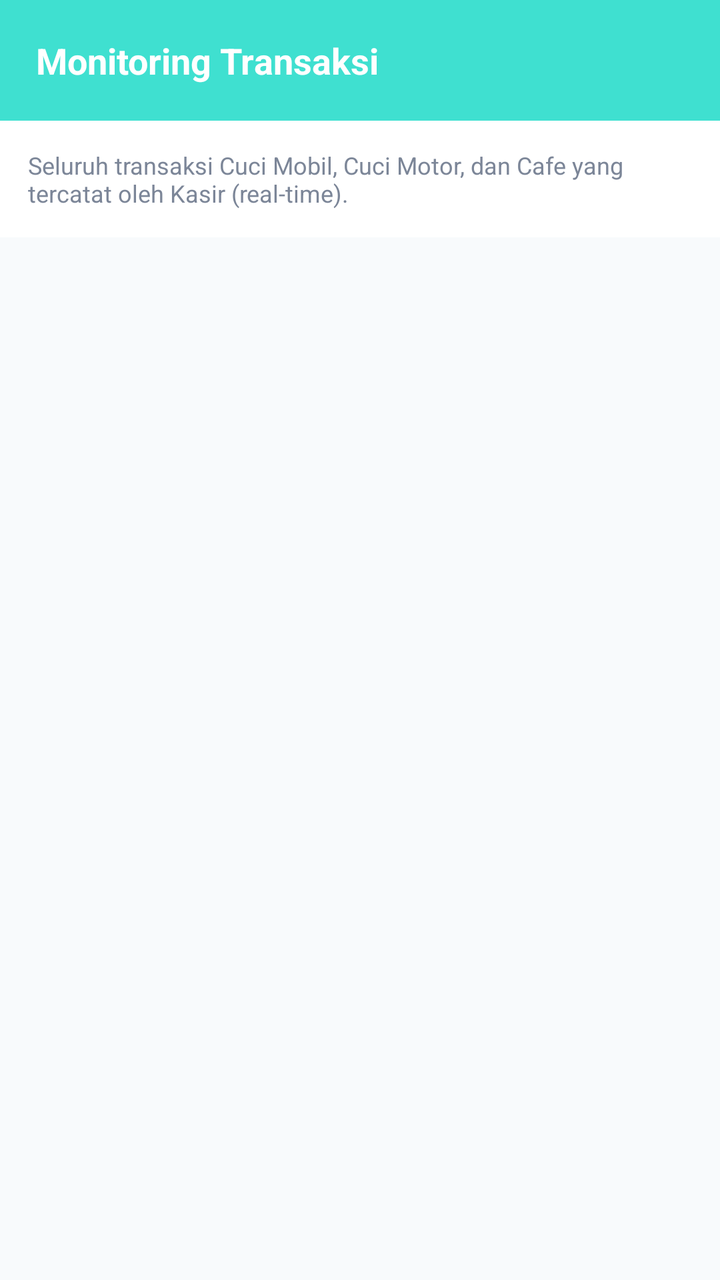
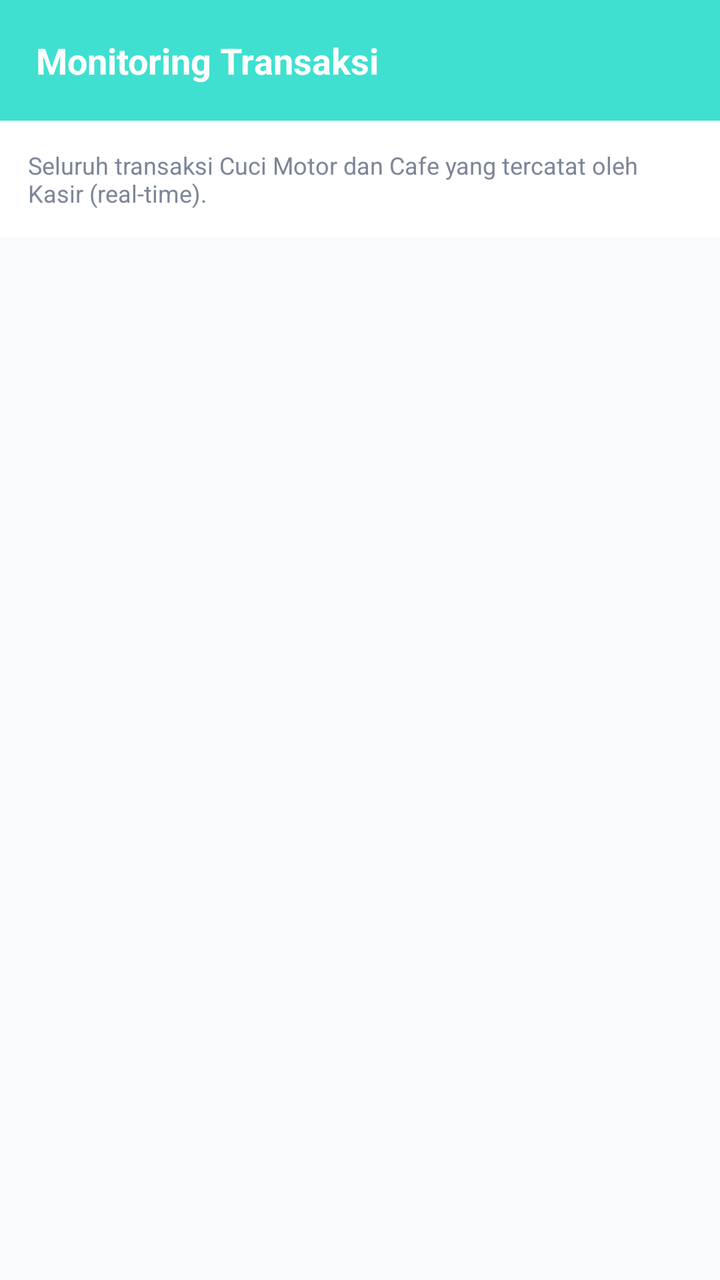

Compare the two renders of this Android layout. The source of the first and the diff that turns it into the second are given below.
<!-- AndroidManifest.xml: application theme Theme.Pitstop -->
<!-- res/layout/fragment_transaksi_admin.xml -->
<?xml version="1.0" encoding="utf-8"?>
<LinearLayout xmlns:android="http://schemas.android.com/apk/res/android"
    android:layout_width="match_parent"
    android:layout_height="match_parent"
    android:background="@color/background"
    android:orientation="vertical">

    <LinearLayout
        android:layout_width="match_parent"
        android:layout_height="wrap_content"
        android:background="@color/primary"
        android:gravity="center_vertical"
        android:orientation="horizontal"
        android:padding="18dp">

        <TextView
            android:layout_width="0dp"
            android:layout_height="wrap_content"
            android:layout_weight="1"
            android:text="Monitoring Transaksi"
            android:textColor="@color/white"
            android:textSize="18sp"
            android:textStyle="bold" />
    </LinearLayout>

    <TextView
        android:layout_width="match_parent"
        android:layout_height="wrap_content"
        android:background="@color/white"
        android:padding="14dp"
        android:text="Seluruh transaksi Cuci Mobil, Cuci Motor, dan Cafe yang tercatat oleh Kasir (real-time)."
        android:textColor="@color/grey"
        android:textSize="12sp" />

    <androidx.recyclerview.widget.RecyclerView
        android:id="@+id/rvTransaksi"
        android:layout_width="match_parent"
        android:layout_height="0dp"
        android:layout_weight="1"
        android:clipToPadding="false"
        android:padding="12dp" />

    <TextView
        android:id="@+id/tvEmpty"
        android:layout_width="match_parent"
        android:layout_height="wrap_content"
        android:gravity="center"
        android:padding="24dp"
        android:text="Belum ada transaksi"
        android:textColor="@color/grey"
        android:visibility="gone" />

</LinearLayout>
<!-- resources referenced by this layout -->
<resources>
  <color name="background">#F8FAFC</color>
  <color name="grey">#7C8698</color>
  <color name="primary">#3fe0d0</color>
  <color name="white">#FFFFFF</color>
  <style name="Theme.Pitstop" parent="Theme.MaterialComponents.Light.NoActionBar">
          <item name="colorPrimary">@color/primary</item>
          <item name="colorPrimaryDark">@color/primary_dark</item>
          <item name="colorAccent">@color/accent</item>
          <item name="android:windowBackground">@color/background</item>
          <item name="android:statusBarColor">@color/primary</item>
  
          
          <item name="android:textColorPrimary">@color/black</item>
          <item name="android:textColorSecondary">@color/grey</item>
          <item name="android:textColorHint">@color/grey</item>
  
          
          <item name="alertDialogTheme">@style/ThemeOverlay.Pitsop.Dialog</item>
      </style>
  <color name="primary_dark">#0D1F3D</color>
  <color name="accent">#2D6CDF</color>
  <color name="black">#1A1A1A</color>
  <style name="ThemeOverlay.Pitsop.Dialog" parent="ThemeOverlay.MaterialComponents.Dialog.Alert">
          <item name="android:windowBackground">@color/white</item>
          <item name="android:textColorPrimary">@color/black</item>
          <item name="android:textColorSecondary">@color/grey</item>
      </style>
</resources>

<!-- the commit's change to res/layout/fragment_transaksi_admin.xml (unified diff, before → after) -->
@@ -6,6 +6,7 @@
     android:orientation="vertical">
 
     <LinearLayout
+        android:id="@+id/toolbarHeader"
         android:layout_width="match_parent"
         android:layout_height="wrap_content"
         android:background="@color/primary"
@@ -28,7 +29,7 @@
         android:layout_height="wrap_content"
         android:background="@color/white"
         android:padding="14dp"
-        android:text="Seluruh transaksi Cuci Mobil, Cuci Motor, dan Cafe yang tercatat oleh Kasir (real-time)."
+        android:text="Seluruh transaksi Cuci Motor dan Cafe yang tercatat oleh Kasir (real-time)."
         android:textColor="@color/grey"
         android:textSize="12sp" />
 
